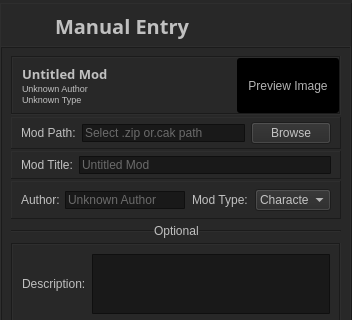
This is src/Widgets/additemdialog.ui in nothanley/ModManager as Qt 5 draws it before an edit; both pictures show x 0 to 352 and y 0 to 320 of the 352 by 508 pixel window. The edited form follows.
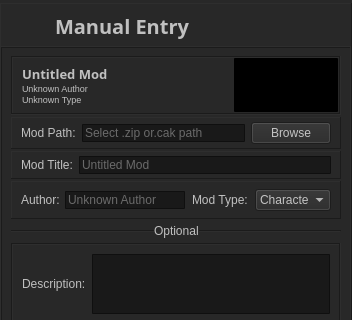
This is the edited form. Icons and pictures are not drawn.

Patch:
```diff
--- a/src/Widgets/additemdialog.ui
+++ b/src/Widgets/additemdialog.ui
@@ -184,7 +184,7 @@
           <number>0</number>
          </property>
          <property name="rightMargin">
-          <number>0</number>
+          <number>1</number>
          </property>
          <property name="bottomMargin">
           <number>0</number>
@@ -253,7 +253,7 @@
           </widget>
          </item>
          <item>
-          <widget class="QLabel" name="ThumbnailLabel">
+          <widget class="QPushButton" name="previewImage">
            <property name="sizePolicy">
             <sizepolicy hsizetype="Fixed" vsizetype="Fixed">
              <horstretch>0</horstretch>
@@ -262,19 +262,20 @@
            </property>
            <property name="maximumSize">
             <size>
-             <width>102</width>
-             <height>55</height>
+             <width>104</width>
+             <height>54</height>
             </size>
            </property>
            <property name="styleSheet">
-            <string notr="true">border-radius: 3px;
-background-color: rgb(0, 0, 0);</string>
+            <string notr="true">background-color: rgb(0, 0, 0);
+border: 0px;
+border-radius: 1px;</string>
            </property>
            <property name="text">
-            <string>Preview Image</string>
+            <string/>
            </property>
-           <property name="alignment">
-            <set>Qt::AlignCenter</set>
+           <property name="flat">
+            <bool>false</bool>
            </property>
           </widget>
          </item>
```
